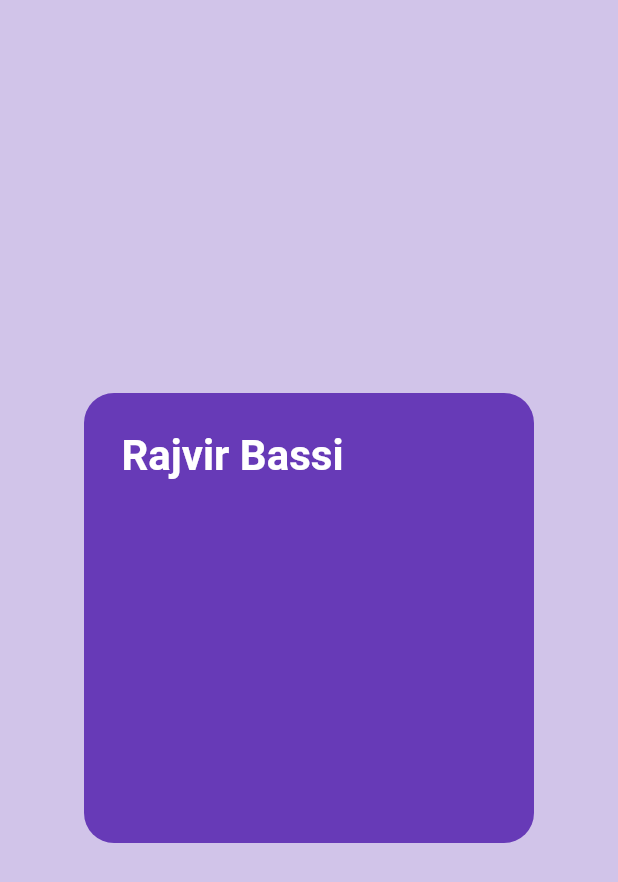
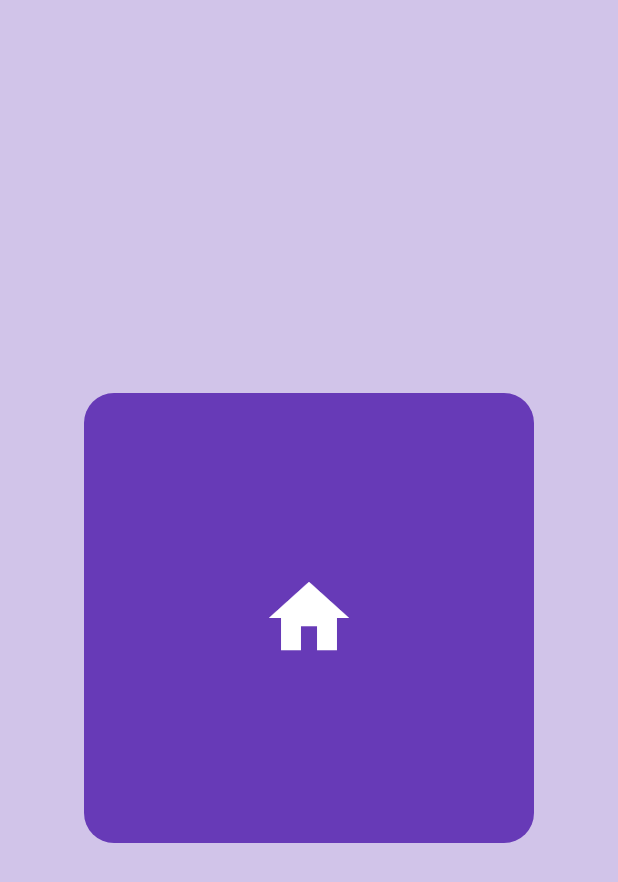
Before and after one commit to rsbassi9/flutter_basics, a Flutter app: the screen it shows after launch, on a phone screen of 412 x 824 dp. Shown: the top 882 px of the screen. Run offline on Flutter 3.47's test engine with Material 2 defaults, Android fonts, the phone set to English and light mode, and no system bars.

Commit message:
changed the text to an Icon and styled it

```diff
--- a/ToDoApp/lib/main.dart
+++ b/ToDoApp/lib/main.dart
@@ -26,13 +26,10 @@ class MyApp extends StatelessWidget {
                 borderRadius: BorderRadius.circular(20)),
             // EdgeInsets.symmetric(horizontal: 25, vertical: 50), or EdgeInsets.only(left: 25, top: 50, right: 25, bottom: 50)
             padding: EdgeInsets.all(25),
-            child: Text(
-              "Rajvir Bassi",
-              style: TextStyle(
-                color: Colors.white,
-                fontSize: 28,
-                fontWeight: FontWeight.bold,
-              ),
+            child: Icon(
+              Icons.home,
+              color: Colors.white,
+              size: 64,
             ),
           ),
         ),
```
